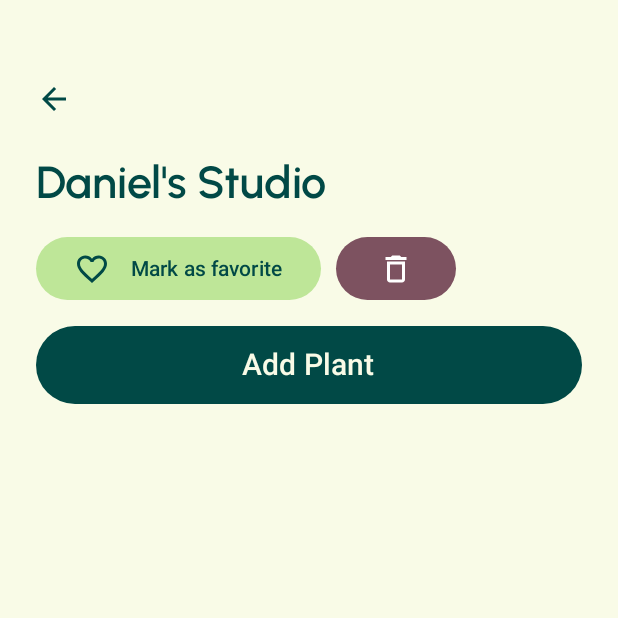
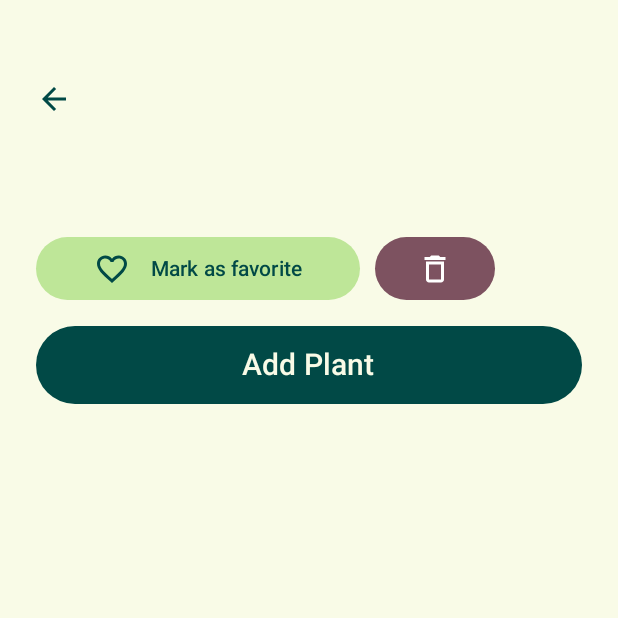
Before and after one commit to AlexE20/viridis-, an Android app built with Jetpack Compose: the composable GardenContentScreen called with empty values, on a phone screen of 412 x 824 dp, the top half of it. Run offline under Robolectric (Android 15) with nearby library versions, the phone set to English and light mode, and no system bars.

Commit message:
:lipstick:improving UI

```diff
--- a/Viridis/app/src/main/java/com/example/viridis/Navigation/NavGraph.kt
+++ b/Viridis/app/src/main/java/com/example/viridis/Navigation/NavGraph.kt
@@ -17,7 +17,7 @@ import com.example.viridis.ui.screens.notifications.NotificationsScreen
 import com.example.viridis.ui.screens.login.LoginScreen
 import com.example.viridis.ui.screens.signin.signinScreen
 import com.example.viridis.ui.screens.signup.signupScreen
-import com.example.viridis.ui.screens.gardenContent.gardenContentScreen
+import com.example.viridis.ui.screens.gardenContent.GardenContentScreen
 import com.example.viridis.ui.screens.searchPlant.searchPlantScreen
 import kotlinx.serialization.Serializable
 
@@ -65,11 +65,13 @@ fun NavGraph(navController: NavHostController) {
         composable<SignIn> { signinScreen(navController) }
         composable<Home> { HomeScreen(navController) }
         composable(
-            route = "gardenContent/{gardenId}",
-            arguments = listOf(navArgument("gardenId") { type = NavType.IntType })
+            route = "gardenContent/{gardenId}/{gardenName}",
+            arguments = listOf(navArgument("gardenId") { type = NavType.IntType },
+                navArgument("gardenName") { type= NavType.StringType })
         ) { backStackEntry ->
             val gardenId = backStackEntry.arguments?.getInt("gardenId") ?: 0
-            gardenContentScreen(navController, gardenId)
+            val gardenName=backStackEntry.arguments?.getString("gardenName")?:""
+            GardenContentScreen(navController, gardenId,gardenName)
         }
         composable<Profile> { ProfileScreen(navController) }
         composable<Notification> { NotificationScreen(navController) }
--- a/Viridis/app/src/main/java/com/example/viridis/ui/components/cards/CustomCard.kt
+++ b/Viridis/app/src/main/java/com/example/viridis/ui/components/cards/CustomCard.kt
@@ -131,7 +131,7 @@ fun PlantCardPreview() {
         plantImgUrl = "https://content.elmueble.com/medio/2019/03/25/monstera_f97f4746_800x800.jpg",
         difficulty = "Easy",
         difficultyIcon = {
-            Icon( //will be necessary to import more icons
+            Icon(
                 imageVector = Icons.Filled.WbSunny,
                 contentDescription = null,
                 tint = SecondaryAccent,
--- a/Viridis/app/src/main/java/com/example/viridis/ui/screens/gardenContent/gardenContentScreen.kt
+++ b/Viridis/app/src/main/java/com/example/viridis/ui/screens/gardenContent/GardenContentScreen.kt
@@ -11,14 +11,10 @@ import androidx.compose.foundation.layout.padding
 import androidx.compose.foundation.layout.size
 import androidx.compose.foundation.layout.width
 import androidx.compose.foundation.lazy.LazyColumn
-import androidx.compose.foundation.shape.CircleShape
 import androidx.compose.material.icons.Icons
 import androidx.compose.material.icons.filled.ArrowBack
 import androidx.compose.material.icons.filled.DeleteOutline
-import androidx.compose.material.icons.filled.Email
-import androidx.compose.material.icons.filled.Favorite
 import androidx.compose.material.icons.filled.FavoriteBorder
-import androidx.compose.material.icons.filled.RestoreFromTrash
 import androidx.compose.material3.Icon
 import androidx.compose.material3.IconButton
 import androidx.compose.material3.Text
@@ -26,7 +22,6 @@ import androidx.compose.runtime.Composable
 import androidx.compose.runtime.collectAsState
 import androidx.compose.runtime.getValue
 import androidx.compose.ui.Alignment
-import androidx.compose.ui.Modifier
 import androidx.compose.ui.graphics.Color
 import androidx.compose.ui.text.TextStyle
 import androidx.compose.ui.text.font.FontWeight
@@ -34,10 +29,7 @@ import androidx.compose.ui.unit.dp
 import androidx.compose.ui.unit.sp
 import androidx.lifecycle.viewmodel.compose.viewModel
 import androidx.navigation.NavController
-import com.example.viridis.Navigation.Creation
-import com.example.viridis.Navigation.LogIn
 import com.example.viridis.Navigation.SearchPlant
-import com.example.viridis.data.viewModel.GardenViewModel
 import com.example.viridis.data.viewModel.PlantViewModel
 import com.example.viridis.ui.components.buttons.CustomButton
 import com.example.viridis.ui.components.buttons.CustomIconButton
@@ -48,13 +40,17 @@ import com.example.viridis.ui.theme.MainColor
 import com.example.viridis.ui.theme.Pink40
 import com.example.viridis.ui.theme.urbanistFont
 import androidx.compose.foundation.lazy.items
+import androidx.compose.foundation.shape.RoundedCornerShape
+import androidx.compose.material.icons.filled.WbSunny
 import androidx.compose.runtime.LaunchedEffect
+import androidx.compose.ui.Modifier
 import com.example.viridis.ui.components.cards.CustomCard
+import com.example.viridis.ui.theme.SecondaryAccent
 
 
 @Composable
-fun gardenContentScreen(navController : NavController,gardenId:Int){
-    val viewModel: PlantViewModel=viewModel()
+fun GardenContentScreen(navController: NavController, gardenId: Int, gardenName: String) {
+    val viewModel: PlantViewModel = viewModel()
 
     LaunchedEffect(gardenId) {
         viewModel.loadPlantsByGarden(gardenId)
@@ -101,7 +97,7 @@ fun gardenContentScreen(navController : NavController,gardenId:Int){
                 horizontalAlignment = Alignment.Start
             ) {
                 Text(
-                    text = "Daniel's Studio",
+                    text = gardenName,
                     fontSize = 30.sp,
                     fontWeight = FontWeight.Bold,
                     color = MainColor,
@@ -127,7 +123,7 @@ fun gardenContentScreen(navController : NavController,gardenId:Int){
                         containerColor = MainAccent,
                         contentColor = MainColor,
                         modifier = Modifier
-                            .width(190.dp)
+                            .width(216.dp)
                             .height(42.dp)
                     )
 
@@ -153,12 +149,35 @@ fun gardenContentScreen(navController : NavController,gardenId:Int){
                         .fillMaxWidth()
                         .padding(bottom = 16.dp)
                 )
+                Spacer(modifier = Modifier.height(16.dp))
 
                 LazyColumn {
-                    println("plants:${plants.size}")
-                }
+                    items(plants) { plant ->
+                        CustomCard(
+                            plantName = plant.name,
+                            plantDescription = plant.scientificName,
+                            plantImgUrl = plant.imageUrl,
+                            difficulty = plant.difficulty,
+                            difficultyIcon = {
+                                Icon(
+                                    imageVector = Icons.Filled.WbSunny,
+                                    contentDescription = null,
+                                    tint = SecondaryAccent,
+                                    modifier = Modifier
+                                        .background(
+                                            BackgroundColor,
+                                            shape = RoundedCornerShape(8.dp)
+                                        )
+                                        .padding(6.dp)
+                                        .size(18.dp)
+                                )
+                            }
+                        )
+                        Spacer(modifier = Modifier.height(10.dp))
+                    }
 
                 }
             }
         }
     }
+}
--- a/Viridis/app/src/main/java/com/example/viridis/ui/screens/home/HomeScreen.kt
+++ b/Viridis/app/src/main/java/com/example/viridis/ui/screens/home/HomeScreen.kt
@@ -77,7 +77,7 @@ fun HomeScreen(
             ) {
                 items(gardens) { garden ->
                     StakedCards(
-                        clickable = { navController.navigate("gardenContent/${garden.id}")},
+                        clickable = { navController.navigate("gardenContent/${garden.id}/${garden.name}")},
                         gardenName = garden.name,
                         gardenShade = garden.shade,
                         imageUrls = null,
```
Also changed, not shown: 1 other file.
